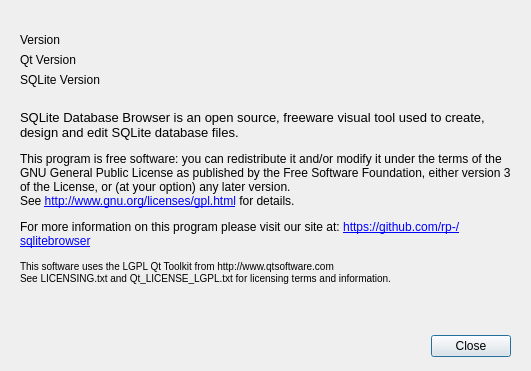
First picture: the form in src/AboutDialog.ui, repository sqlitebrowser/sqlitebrowser, before the edit.
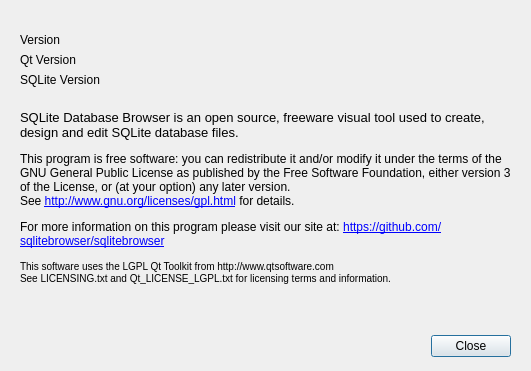
Second picture: the form after the edit. Icons and pictures are not drawn.

Commit message: Adjusted rp-/sqlitebrowser to sqlitebrowser/sqlitebrowser

The edit to the form file:
```diff
--- a/src/AboutDialog.ui
+++ b/src/AboutDialog.ui
@@ -75,7 +75,7 @@
     </rect>
    </property>
    <property name="text">
-    <string>&lt;html&gt;&lt;head/&gt;&lt;body&gt;&lt;p&gt;&lt;span style=&quot; font-size:10pt;&quot;&gt;SQLite Database Browser is an open source, freeware visual tool used to create, design and edit SQLite database files.&lt;/span&gt;&lt;/p&gt;&lt;p&gt;This program is free software: you can redistribute it and/or modify it under the terms of the GNU General Public License as published by the Free Software Foundation, either version 3 of the License, or (at your option) any later version.&lt;br/&gt;See &lt;a href=&quot;http://www.gnu.org/licenses/gpl.html&quot;&gt;&lt;span style=&quot; text-decoration: underline; color:#0000ff;&quot;&gt;http://www.gnu.org/licenses/gpl.html&lt;/span&gt;&lt;/a&gt; for details.&lt;/p&gt;&lt;p&gt;For more information on this program please visit our site at: &lt;a href=&quot;https://github.com/rp-/sqlitebrowser&quot;&gt;&lt;span style=&quot; text-decoration: underline; color:#0000ff;&quot;&gt;https://github.com/rp-/sqlitebrowser&lt;/span&gt;&lt;/a&gt;&lt;/p&gt;&lt;p&gt;&lt;span style=&quot; font-size:small;&quot;&gt;This software uses the LGPL Qt Toolkit from http://www.qtsoftware.com&lt;br/&gt;See LICENSING.txt and Qt_LICENSE_LGPL.txt for licensing terms and information.&lt;/span&gt;&lt;/p&gt;&lt;/body&gt;&lt;/html&gt;</string>
+    <string>&lt;html&gt;&lt;head/&gt;&lt;body&gt;&lt;p&gt;&lt;span style=&quot; font-size:10pt;&quot;&gt;SQLite Database Browser is an open source, freeware visual tool used to create, design and edit SQLite database files.&lt;/span&gt;&lt;/p&gt;&lt;p&gt;This program is free software: you can redistribute it and/or modify it under the terms of the GNU General Public License as published by the Free Software Foundation, either version 3 of the License, or (at your option) any later version.&lt;br/&gt;See &lt;a href=&quot;http://www.gnu.org/licenses/gpl.html&quot;&gt;&lt;span style=&quot; text-decoration: underline; color:#0000ff;&quot;&gt;http://www.gnu.org/licenses/gpl.html&lt;/span&gt;&lt;/a&gt; for details.&lt;/p&gt;&lt;p&gt;For more information on this program please visit our site at: &lt;a href=&quot;https://github.com/sqlitebrowser/sqlitebrowser&quot;&gt;&lt;span style=&quot; text-decoration: underline; color:#0000ff;&quot;&gt;https://github.com/sqlitebrowser/sqlitebrowser&lt;/span&gt;&lt;/a&gt;&lt;/p&gt;&lt;p&gt;&lt;span style=&quot; font-size:small;&quot;&gt;This software uses the LGPL Qt Toolkit from http://www.qtsoftware.com&lt;br/&gt;See LICENSING.txt and Qt_LICENSE_LGPL.txt for licensing terms and information.&lt;/span&gt;&lt;/p&gt;&lt;/body&gt;&lt;/html&gt;</string>
    </property>
    <property name="scaledContents">
     <bool>false</bool>
```
The commit also changes 3 other files.
